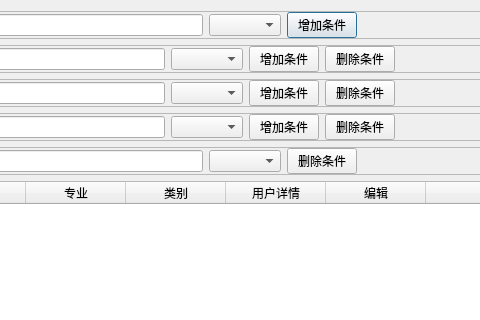
faellsa/teachersmanagement, file infoquerydialog.ui: the form before one commit; both pictures show x 186 to 666 and y 0 to 320 of the 769 by 473 pixel window.
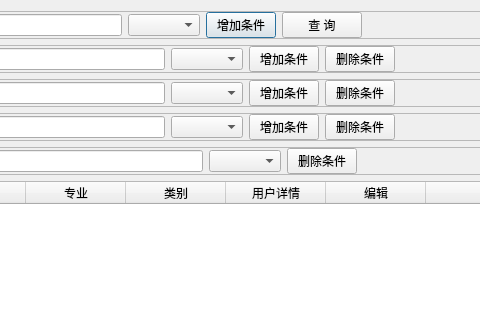
The form after the commit.

```diff
--- a/infoquerydialog.ui
+++ b/infoquerydialog.ui
@@ -120,6 +120,13 @@
         </property>
        </widget>
       </item>
+      <item>
+       <widget class="QPushButton" name="m_Query">
+        <property name="text">
+         <string>查 询</string>
+        </property>
+       </widget>
+      </item>
       <item>
        <spacer name="horizontalSpacer">
         <property name="orientation">
```
